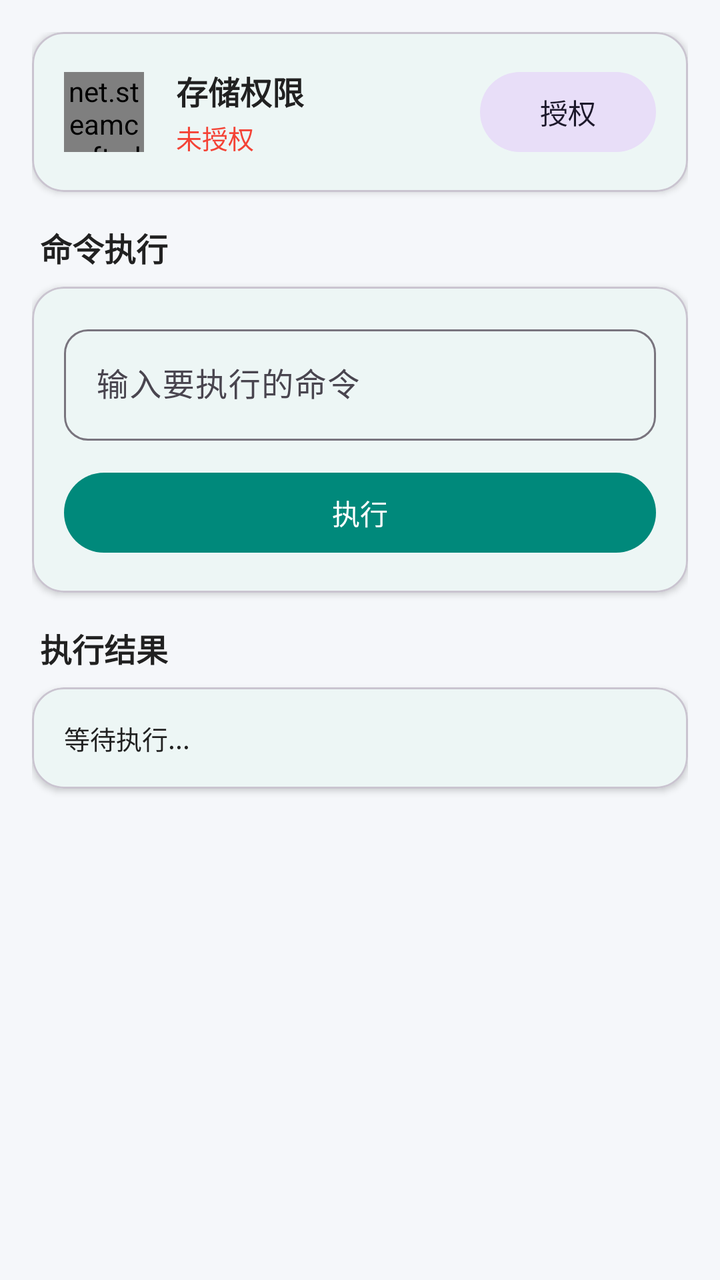
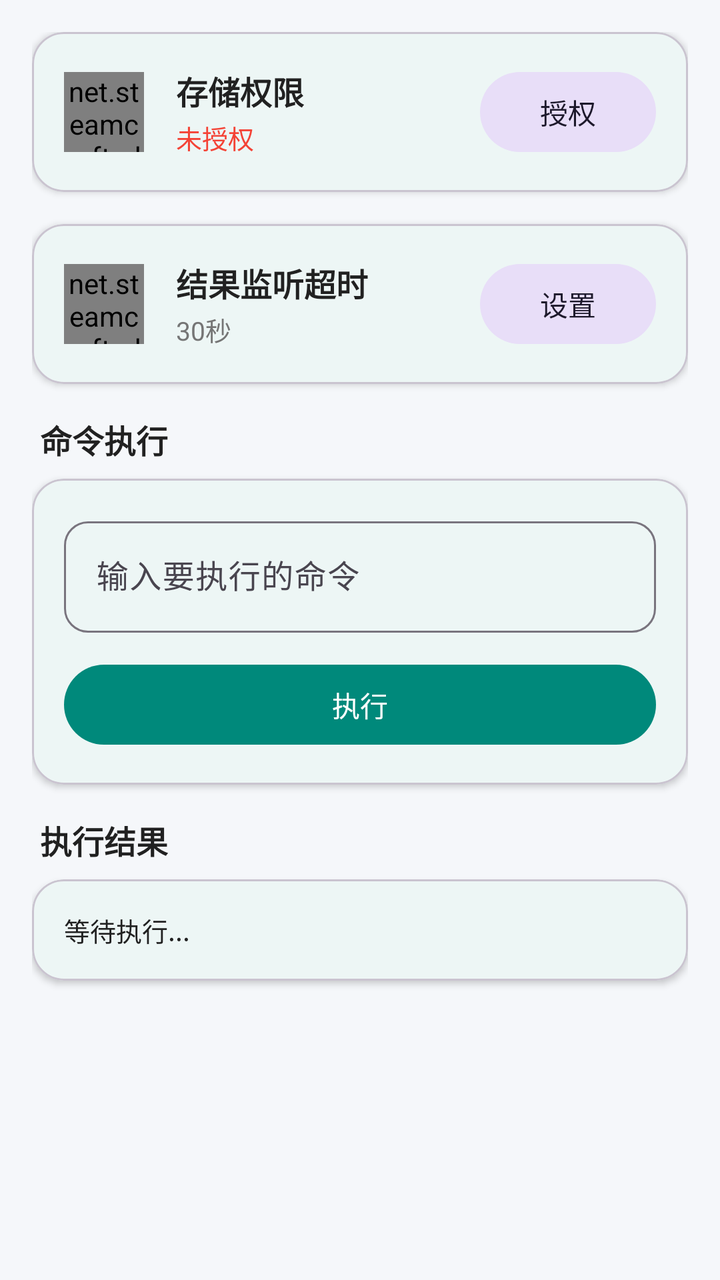

Compare the two renders of this Android layout. The source of the first and the diff that turns it into the second are given below.
<!-- AndroidManifest.xml: application theme Theme.SuperSys -->
<!-- res/layout/fragment_command.xml -->
<?xml version="1.0" encoding="utf-8"?>
<ScrollView xmlns:android="http://schemas.android.com/apk/res/android"
    xmlns:app="http://schemas.android.com/apk/res-auto"
    android:layout_width="match_parent"
    android:layout_height="match_parent"
    android:background="?android:attr/colorBackground"
    android:fillViewport="true"
    android:scrollbars="none">

    <LinearLayout
        android:layout_width="match_parent"
        android:layout_height="wrap_content"
        android:orientation="vertical"
        android:padding="16dp">

        
        <com.google.android.material.card.MaterialCardView
            android:id="@+id/card_permission"
            android:layout_width="match_parent"
            android:layout_height="wrap_content"
            android:layout_marginBottom="16dp"
            app:cardCornerRadius="16dp"
            app:cardElevation="2dp"
            app:cardPreventCornerOverlap="false">

            <LinearLayout
                android:layout_width="match_parent"
                android:layout_height="wrap_content"
                android:orientation="horizontal"
                android:gravity="center_vertical"
                android:padding="16dp">

                <net.steamcrafted.materialiconlib.MaterialIconView
                    android:id="@+id/iv_perm_icon"
                    android:layout_width="40dp"
                    android:layout_height="40dp"
                    app:materialIcon="alert_circle"
                    app:materialIconColor="@color/status_error"
                    app:materialIconSize="28dp"
                    android:scaleType="center" />

                <LinearLayout
                    android:layout_width="0dp"
                    android:layout_height="wrap_content"
                    android:layout_weight="1"
                    android:layout_marginStart="16dp"
                    android:orientation="vertical">

                    <TextView
                        android:layout_width="wrap_content"
                        android:layout_height="wrap_content"
                        android:text="存储权限"
                        android:textColor="@color/text_primary"
                        android:textSize="16sp"
                        android:textStyle="bold" />

                    <TextView
                        android:id="@+id/tv_perm_status"
                        android:layout_width="wrap_content"
                        android:layout_height="wrap_content"
                        android:layout_marginTop="2dp"
                        android:text="未授权"
                        android:textColor="@color/status_error"
                        android:textSize="13sp" />
                </LinearLayout>

                <com.google.android.material.button.MaterialButton
                    android:id="@+id/btn_grant_perm"
                    style="@style/Widget.Material3.Button.TonalButton"
                    android:layout_width="wrap_content"
                    android:layout_height="wrap_content"
                    android:text="授权" />
            </LinearLayout>
        </com.google.android.material.card.MaterialCardView>

        
        <TextView
            android:layout_width="wrap_content"
            android:layout_height="wrap_content"
            android:layout_marginStart="4dp"
            android:layout_marginBottom="8dp"
            android:text="命令执行"
            android:textColor="@color/text_primary"
            android:textSize="16sp"
            android:textStyle="bold" />

        <com.google.android.material.card.MaterialCardView
            android:layout_width="match_parent"
            android:layout_height="wrap_content"
            android:layout_marginBottom="16dp"
            app:cardCornerRadius="16dp"
            app:cardElevation="2dp"
            app:cardPreventCornerOverlap="false">

            <LinearLayout
                android:layout_width="match_parent"
                android:layout_height="wrap_content"
                android:orientation="vertical"
                android:padding="16dp">

                <com.google.android.material.textfield.TextInputLayout
                    style="@style/Widget.Material3.TextInputLayout.OutlinedBox"
                    android:layout_width="match_parent"
                    android:layout_height="wrap_content"
                    android:hint="输入要执行的命令"
                    app:boxCornerRadiusBottomEnd="12dp"
                    app:boxCornerRadiusBottomStart="12dp"
                    app:boxCornerRadiusTopEnd="12dp"
                    app:boxCornerRadiusTopStart="12dp">

                    <com.google.android.material.textfield.TextInputEditText
                        android:id="@+id/et_command"
                        android:layout_width="match_parent"
                        android:layout_height="wrap_content"
                        android:fontFamily="monospace"
                        android:maxLines="3"
                        android:inputType="textMultiLine|textNoSuggestions" />
                </com.google.android.material.textfield.TextInputLayout>

                <com.google.android.material.button.MaterialButton
                    android:id="@+id/btn_execute"
                    android:layout_width="match_parent"
                    android:layout_height="wrap_content"
                    android:layout_marginTop="12dp"
                    android:text="执行" />
            </LinearLayout>
        </com.google.android.material.card.MaterialCardView>

        
        <TextView
            android:layout_width="wrap_content"
            android:layout_height="wrap_content"
            android:layout_marginStart="4dp"
            android:layout_marginBottom="8dp"
            android:text="执行结果"
            android:textColor="@color/text_primary"
            android:textSize="16sp"
            android:textStyle="bold" />

        <com.google.android.material.card.MaterialCardView
            android:layout_width="match_parent"
            android:layout_height="wrap_content"
            app:cardCornerRadius="16dp"
            app:cardElevation="2dp"
            app:cardPreventCornerOverlap="false">

            <ScrollView
                android:layout_width="match_parent"
                android:layout_height="wrap_content"
                android:maxHeight="300dp">

                <TextView
                    android:id="@+id/tv_result"
                    android:layout_width="match_parent"
                    android:layout_height="wrap_content"
                    android:padding="16dp"
                    android:fontFamily="monospace"
                    android:textSize="13sp"
                    android:textColor="@color/text_primary"
                    android:textIsSelectable="true"
                    android:text="等待执行..." />
            </ScrollView>
        </com.google.android.material.card.MaterialCardView>

    </LinearLayout>
</ScrollView>
<!-- resources referenced by this layout -->
<resources>
  <color name="status_error">#F44336</color>
  <color name="text_primary">#212121</color>
  <style name="Theme.SuperSys" parent="Theme.Material3.DayNight.NoActionBar">
          <item name="colorPrimary">@color/primary</item>
          <item name="colorPrimaryVariant">@color/primary_dark</item>
          <item name="colorOnPrimary">@color/white</item>
          <item name="colorSecondary">@color/accent</item>
          <item name="colorOnSecondary">@color/white</item>
          <item name="colorSurface">@color/bg_card</item>
          <item name="colorOnSurface">@color/text_primary</item>
          <item name="android:colorBackground">@color/bg_page</item>
          <item name="colorOnError">@color/status_error</item>
          <item name="android:statusBarColor" tools:targetApi="l">@color/primary_dark</item>
          <item name="android:windowLightStatusBar" tools:targetApi="m">false</item>
      </style>
  <color name="primary">#00897B</color>
  <color name="primary_dark">#00695C</color>
  <color name="white">#FFFFFF</color>
  <color name="accent">#00BFA5</color>
  <color name="bg_card">#FFFFFF</color>
  <color name="bg_page">#F5F7FA</color>
</resources>

<!-- the commit's change to res/layout/fragment_command.xml (unified diff, before → after) -->
@@ -74,6 +74,67 @@
         </com.google.android.material.card.MaterialCardView>
 
         
+        <com.google.android.material.card.MaterialCardView
+            android:id="@+id/card_timeout_setting"
+            android:layout_width="match_parent"
+            android:layout_height="wrap_content"
+            android:layout_marginBottom="16dp"
+            app:cardCornerRadius="16dp"
+            app:cardElevation="2dp"
+            app:cardPreventCornerOverlap="false"
+            android:focusable="true"
+            android:clickable="true">
+
+            <LinearLayout
+                android:layout_width="match_parent"
+                android:layout_height="wrap_content"
+                android:orientation="horizontal"
+                android:gravity="center_vertical"
+                android:padding="16dp">
+
+                <net.steamcrafted.materialiconlib.MaterialIconView
+                    android:layout_width="40dp"
+                    android:layout_height="40dp"
+                    app:materialIcon="timer"
+                    app:materialIconColor="@color/primary"
+                    app:materialIconSize="28dp"
+                    android:scaleType="center" />
+
+                <LinearLayout
+                    android:layout_width="0dp"
+                    android:layout_height="wrap_content"
+                    android:layout_weight="1"
+                    android:layout_marginStart="16dp"
+                    android:orientation="vertical">
+
+                    <TextView
+                        android:layout_width="wrap_content"
+                        android:layout_height="wrap_content"
+                        android:text="结果监听超时"
+                        android:textColor="@color/text_primary"
+                        android:textSize="16sp"
+                        android:textStyle="bold" />
+
+                    <TextView
+                        android:id="@+id/tv_timeout_value"
+                        android:layout_width="wrap_content"
+                        android:layout_height="wrap_content"
+                        android:layout_marginTop="2dp"
+                        android:text="30秒"
+                        android:textColor="@color/text_secondary"
+                        android:textSize="13sp" />
+                </LinearLayout>
+
+                <com.google.android.material.button.MaterialButton
+                    android:id="@+id/btn_timeout_set"
+                    style="@style/Widget.Material3.Button.TonalButton"
+                    android:layout_width="wrap_content"
+                    android:layout_height="wrap_content"
+                    android:text="设置" />
+            </LinearLayout>
+        </com.google.android.material.card.MaterialCardView>
+
+        
         <TextView
             android:layout_width="wrap_content"
             android:layout_height="wrap_content"
<!-- resource entries referenced after the edit -->
@@ -1,7 +1,9 @@
 <!-- resources referenced by this layout -->
 <resources>
+  <color name="primary">#00897B</color>
   <color name="status_error">#F44336</color>
   <color name="text_primary">#212121</color>
+  <color name="text_secondary">#757575</color>
   <style name="Theme.SuperSys" parent="Theme.Material3.DayNight.NoActionBar">
           <item name="colorPrimary">@color/primary</item>
           <item name="colorPrimaryVariant">@color/primary_dark</item>
@@ -15,7 +17,6 @@
           <item name="android:statusBarColor" tools:targetApi="l">@color/primary_dark</item>
           <item name="android:windowLightStatusBar" tools:targetApi="m">false</item>
       </style>
-  <color name="primary">#00897B</color>
   <color name="primary_dark">#00695C</color>
   <color name="white">#FFFFFF</color>
   <color name="accent">#00BFA5</color>
